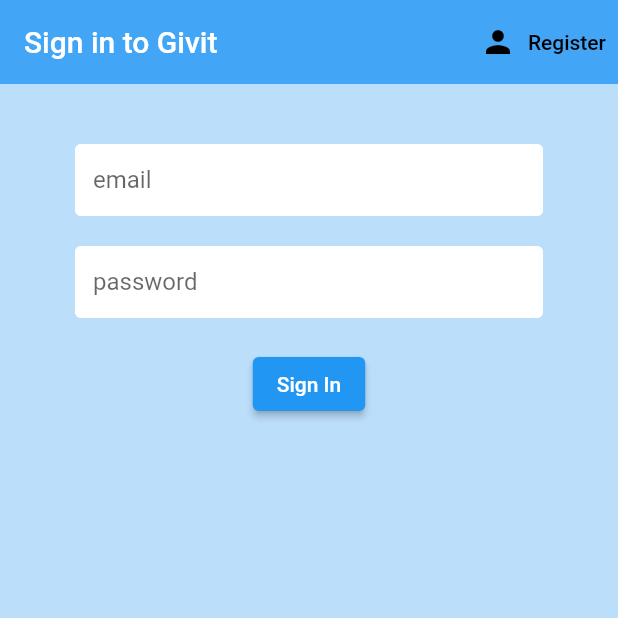
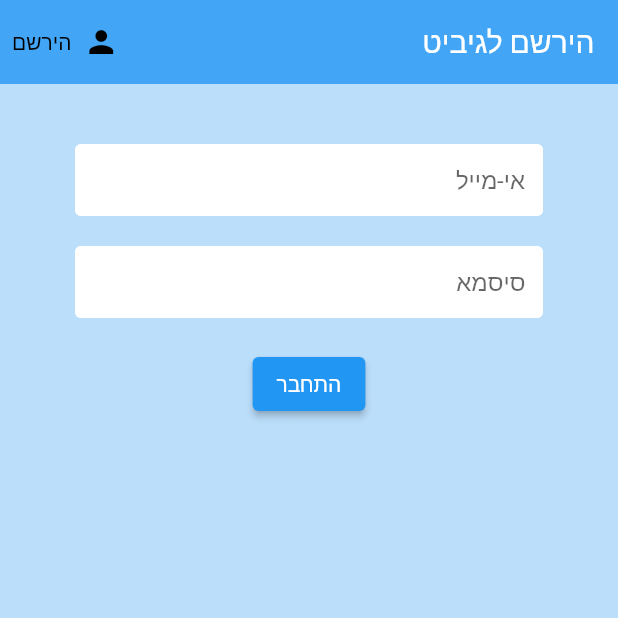
Before and after one commit to OmriColberg/GivitApp, a Flutter app: the screen it shows after launch, on a phone screen of 412 x 824 dp, the top half of it. Run offline on Flutter 3.47's test engine with Material 2 defaults, Android fonts, the light colour scheme and no system bars; our stand-ins replace cloud_firestore, firebase_auth, firebase_core, flutter_spinkit, flutter_svg, get_it and 1 more; accounts and stored records are empty.

Commit message:
enable hebrew

```diff
--- a/lib/admin_feature/presentation/pages/add_product_page.dart
+++ b/lib/admin_feature/presentation/pages/add_product_page.dart
@@ -1,7 +1,6 @@
 import 'package:flutter/material.dart';
 import 'package:givit_app/core/models/givit_user.dart';
 import 'package:givit_app/core/shared/constant.dart';
-import 'package:givit_app/core/shared/loading.dart';
 import 'package:givit_app/services/database.dart';
 import 'package:provider/provider.dart';
 
--- a/lib/admin_feature/presentation/pages/add_transport_page.dart
+++ b/lib/admin_feature/presentation/pages/add_transport_page.dart
@@ -3,7 +3,6 @@
 import 'package:givit_app/core/models/product.dart';
 import 'package:givit_app/core/shared/assign_card_product.dart';
 import 'package:givit_app/core/shared/constant.dart';
-import 'package:givit_app/core/shared/loading.dart';
 import 'package:givit_app/services/database.dart';
 import 'package:multi_select_flutter/multi_select_flutter.dart';
 import 'package:provider/provider.dart';
--- a/lib/admin_feature/presentation/pages/admin_page.dart
+++ b/lib/admin_feature/presentation/pages/admin_page.dart
@@ -29,7 +29,7 @@
       stream: db.userData,
       builder: (context, snapshotGivitUser) {
         if (snapshotGivitUser.hasError) {
-          return Text('Something went wrong');
+          return Text('אירעה תקלה, נא לפנות למנהלים');
         }
 
         if (snapshotGivitUser.connectionState == ConnectionState.waiting) {
@@ -41,7 +41,7 @@
           stream: db.producstData,
           builder: (context, snapshotProduct) {
             if (snapshotProduct.hasError) {
-              return Text('Something went wrong');
+              return Text('אירעה תקלה, נא לפנות למנהלים');
             }
 
             if (snapshotProduct.connectionState == ConnectionState.waiting) {
@@ -114,7 +114,7 @@
                       stream: db.transportsData,
                       builder: (context, snapshotTransport) {
                         if (snapshotTransport.hasError) {
-                          return Text('Something went wrong');
+                          return Text('אירעה תקלה, נא לפנות למנהלים');
                         }
 
                         if (snapshotTransport.connectionState ==
--- a/lib/core/shared/assign_card_transport.dart
+++ b/lib/core/shared/assign_card_transport.dart
@@ -39,7 +39,7 @@
       stream: db.usersData,
       builder: (context, snapshotUsers) {
         if (snapshotUsers.hasError) {
-          return Text('Something went wrong');
+          return Text('אירעה תקלה, נא לפנות למנהלים');
         }
 
         if (snapshotUsers.connectionState == ConnectionState.waiting) {
@@ -50,7 +50,7 @@
           stream: db.producstData,
           builder: (context, snapshotProduct) {
             if (snapshotProduct.hasError) {
-              return Text('Something went wrong');
+              return Text('אירעה תקלה, נא לפנות למנהלים');
             }
 
             if (snapshotProduct.connectionState == ConnectionState.waiting) {
--- a/lib/givit_app.dart
+++ b/lib/givit_app.dart
@@ -4,6 +4,7 @@
 import 'package:givit_app/services/auth.dart';
 import 'package:provider/provider.dart';
 import 'core/models/givit_user.dart';
+import 'package:flutter_localizations/flutter_localizations.dart';
 
 class GivitApp extends StatelessWidget {
   @override
@@ -16,6 +17,16 @@
         value: AuthService().user,
         initialData: GivitUser(),
         child: MaterialApp(
+          localizationsDelegates: const [
+            GlobalMaterialLocalizations.delegate,
+            GlobalWidgetsLocalizations.delegate,
+            GlobalCupertinoLocalizations.delegate,
+          ],
+          supportedLocales: const [
+            Locale('en', 'US'),
+            Locale('he', 'IL'),
+          ],
+          locale: Locale('he', 'IL'),
           home: Wrapper(),
         ),
       ),
--- a/lib/givit_community_feature/givit_community_page.dart
+++ b/lib/givit_community_feature/givit_community_page.dart
@@ -15,7 +15,7 @@
       stream: db.transportsData,
       builder: (context, snapshotTransport) {
         if (snapshotTransport.hasError) {
-          return Text('Something went wrong');
+          return Text('אירעה תקלה, נא לפנות למנהלים');
         }
 
         if (snapshotTransport.connectionState == ConnectionState.waiting) {
--- a/lib/login_feature/presentation/pages/login_page.dart
+++ b/lib/login_feature/presentation/pages/login_page.dart
@@ -17,7 +17,6 @@
   String error = '';
   bool loading = false;
 
-  // text field state
   String email = '';
   String password = '';
 
@@ -31,7 +30,7 @@
               appBar: AppBar(
                 backgroundColor: Colors.blue[400],
                 elevation: 0.0,
-                title: Text('Sign in to Givit'),
+                title: Text('הירשם לגיביט'),
                 actions: <Widget>[
                   TextButton.icon(
                     icon: Icon(
@@ -39,7 +38,7 @@
                       color: Colors.black,
                     ),
                     label: Text(
-                      'Register',
+                      'הירשם',
                       style: TextStyle(color: Colors.black),
                     ),
                     onPressed: () => widget.toggleView(),
@@ -55,9 +54,9 @@
                       SizedBox(height: 20.0),
                       TextFormField(
                         decoration:
-                            textInputDecoration.copyWith(hintText: 'email'),
+                            textInputDecoration.copyWith(hintText: 'אי-מייל'),
                         validator: (val) =>
-                            val!.isEmpty ? 'Enter an email' : null,
+                            val!.isEmpty ? 'הכנס אי-מייל' : null,
                         onChanged: (val) {
                           setState(() => email = val);
                         },
@@ -66,9 +65,9 @@
                       TextFormField(
                         obscureText: true,
                         decoration:
-                            textInputDecoration.copyWith(hintText: 'password'),
+                            textInputDecoration.copyWith(hintText: 'סיסמא'),
                         validator: (val) => val!.length < 6
-                            ? 'Enter a password 6+ characters long'
+                            ? 'הכנס סיסמא באורך של לפחות 6 תווים'
                             : null,
                         onChanged: (val) {
                           setState(() => password = val);
@@ -77,7 +76,7 @@
                       SizedBox(height: 20.0),
                       ElevatedButton(
                           child: Text(
-                            'Sign In',
+                            'התחבר',
                             style: TextStyle(color: Colors.white),
                           ),
                           onPressed: () async {
@@ -89,7 +88,7 @@
                                 setState(() {
                                   loading = false;
                                   error =
-                                      'Could not sign in with those credentials';
+                                      'לא ניתן להתחבר עם אמצעי הזיהוי שסופקו';
                                 });
                               }
                             }
--- a/lib/login_feature/presentation/pages/register_page.dart
+++ b/lib/login_feature/presentation/pages/register_page.dart
@@ -33,7 +33,7 @@
               appBar: AppBar(
                 backgroundColor: Colors.blue[400],
                 elevation: 0.0,
-                title: Text('Register to Givit'),
+                title: Text('הירשם לגיביט'),
                 actions: <Widget>[
                   TextButton.icon(
                     icon: Icon(
@@ -41,7 +41,7 @@
                       color: Colors.black,
                     ),
                     label: Text(
-                      'Sign In',
+                      'התחבר',
                       style: TextStyle(color: Colors.black),
                     ),
                     onPressed: () => widget.toggleView(),
@@ -57,9 +57,9 @@
                       SizedBox(height: 20.0),
                       TextFormField(
                         decoration:
-                            textInputDecoration.copyWith(hintText: 'email'),
+                            textInputDecoration.copyWith(hintText: 'אי-מייל'),
                         validator: (val) =>
-                            val!.isEmpty ? 'Enter an email' : null,
+                            val!.isEmpty ? 'הכנס/י אי-מייל' : null,
                         onChanged: (val) {
                           setState(() => email = val);
                         },
@@ -67,10 +67,10 @@
                       SizedBox(height: 20.0),
                       TextFormField(
                         decoration:
-                            textInputDecoration.copyWith(hintText: 'password'),
+                            textInputDecoration.copyWith(hintText: 'סיסמא'),
                         obscureText: true,
                         validator: (val) => val!.length < 6
-                            ? 'Enter a password 6+ characters long'
+                            ? 'הכנס סיסמא באורך של לפחות 6 תווים'
                             : null,
                         onChanged: (val) {
                           setState(() => password = val);
@@ -78,8 +78,8 @@
                       ),
                       SizedBox(height: 20.0),
                       TextFormField(
-                        decoration:
-                            textInputDecoration.copyWith(hintText: 'Full Name'),
+                        decoration: textInputDecoration.copyWith(
+                            hintText: 'שם פרטי ומשפחה'),
                         onChanged: (val) {
                           setState(() => fullName = val);
                         },
@@ -87,9 +87,9 @@
                       SizedBox(height: 20.0),
                       TextFormField(
                         decoration: textInputDecoration.copyWith(
-                            hintText: 'Phone Number'),
+                            hintText: 'מספר טלפון'),
                         validator: (val) => val!.length != 10
-                            ? "Enter a valid phone number"
+                            ? "נא להכניס מספר טלפון חוקי, בעל 10 ספרות ללא מקף"
                             : null,
                         onChanged: (val) {
                           setState(() => phoneNumber = int.parse(val));
@@ -98,7 +98,7 @@
                       SizedBox(height: 20.0),
                       ElevatedButton(
                         child: Text(
-                          'Register',
+                          'הירשם',
                           style: TextStyle(color: Colors.white),
                         ),
                         onPressed: () async {
@@ -110,7 +110,7 @@
                             if (result == null) {
                               setState(() {
                                 loading = false;
-                                error = 'Please supply a valid email';
+                                error = 'נא לספק אי-מייל חוקי';
                               });
                             }
                           }
--- a/lib/main_menu_feature/presentation/pages/main_menu_admin.dart
+++ b/lib/main_menu_feature/presentation/pages/main_menu_admin.dart
@@ -36,7 +36,7 @@
                     color: Colors.black,
                   ),
                   label: Text(
-                    'logout',
+                    'התנתק',
                     style: TextStyle(color: Colors.black),
                   ),
                   onPressed: () async {
--- a/lib/main_menu_feature/presentation/pages/main_menu_user.dart
+++ b/lib/main_menu_feature/presentation/pages/main_menu_user.dart
@@ -35,7 +35,7 @@
                     color: Colors.black,
                   ),
                   label: Text(
-                    'logout',
+                    'התנתק',
                     style: TextStyle(color: Colors.black),
                   ),
                   onPressed: () async {
--- a/lib/main_page_feature/presentation/pages/main_page.dart
+++ b/lib/main_page_feature/presentation/pages/main_page.dart
@@ -35,7 +35,7 @@
           stream: db.producstData,
           builder: (context, snapshotProduct) {
             if (snapshotProduct.hasError) {
-              return Text('Something went wrong');
+              return Text('אירעה תקלה, נא לפנות למנהלים');
             }
 
             if (snapshotProduct.connectionState == ConnectionState.waiting) {
@@ -46,7 +46,7 @@
               stream: db.transportsData,
               builder: (context, snapshotTransport) {
                 if (snapshotTransport.hasError) {
-                  return Text('Something went wrong');
+                  return Text('אירעה תקלה, נא לפנות למנהלים');
                 }
 
                 if (snapshotTransport.connectionState ==
--- a/lib/profile_page_feature/presentation/pages/edit_profile_page.dart
+++ b/lib/profile_page_feature/presentation/pages/edit_profile_page.dart
@@ -22,7 +22,6 @@
   final FocusNode myFocusNode = FocusNode();
   final TextEditingController fullNameController = TextEditingController();
   final TextEditingController emailController = TextEditingController();
-  final TextEditingController passwordController = TextEditingController();
   final TextEditingController phoneNumberController = TextEditingController();
   final Size size;
 
@@ -30,7 +29,6 @@
 
   @override
   void initState() {
-    // TODO: implement initState
     super.initState();
   }
 
@@ -136,7 +134,7 @@
                                           mainAxisSize: MainAxisSize.min,
                                           children: <Widget>[
                                             Text(
-                                              'Personal Information',
+                                              'פרטיים אישיים',
                                               style: TextStyle(
                                                   fontSize: 18.0,
                                                   fontWeight: FontWeight.bold),
@@ -155,27 +153,20 @@
                                         )
                                       ],
                                     )),
-                                SubTitlePersonalArea(title: 'Name'),
+                                SubTitlePersonalArea(title: 'שם פרטי ומשפחה'),
                                 ParamInfoPersonalArea(
                                     controller: fullNameController,
                                     paramInfo: givitUser!.fullName,
                                     obscure: false,
                                     status: _status),
-                                SubTitlePersonalArea(title: 'Email'),
+                                SubTitlePersonalArea(title: 'אי-מייל'),
                                 ParamInfoPersonalArea(
                                   controller: emailController,
                                   paramInfo: givitUser.email,
                                   obscure: false,
                                   status: _status,
                                 ),
-                                SubTitlePersonalArea(title: 'Password'),
-                                ParamInfoPersonalArea(
-                                  controller: passwordController,
-                                  paramInfo: givitUser.password,
-                                  obscure: true,
-                                  status: _status,
-                                ),
-                                SubTitlePersonalArea(title: 'Phone Number'),
+                                SubTitlePersonalArea(title: 'מספר טלפון'),
                                 ParamInfoPersonalArea(
                                   controller: phoneNumberController,
                                   paramInfo: givitUser.phoneNumber.toString(),
@@ -202,7 +193,6 @@
     // Clean up the controller when the Widget is disposed
     myFocusNode.dispose();
     emailController.dispose();
-    passwordController.dispose();
     phoneNumberController.dispose();
     fullNameController.dispose();
     super.dispose();
@@ -215,7 +205,7 @@
         mainAxisSize: MainAxisSize.max,
         mainAxisAlignment: MainAxisAlignment.start,
         children: <Widget>[
-          _saveCancelButton('Save', () async {
+          _saveCancelButton('שמור', () async {
             await db.updateGivitUserFields({
               'Email': emailController.text == ''
                   ? givitUser.email
@@ -223,9 +213,6 @@
               'Full Name': fullNameController.text == ''
                   ? givitUser.fullName
                   : fullNameController.text,
-              'Password': passwordController.text == ''
-                  ? givitUser.password
-                  : passwordController.text,
               'Phone Number': phoneNumberController.text == ''
                   ? givitUser.phoneNumber
                   : int.parse(phoneNumberController.text),
@@ -235,7 +222,7 @@
               FocusScope.of(context).requestFocus(FocusNode());
             });
           }),
-          _saveCancelButton('Cancel', () {
+          _saveCancelButton('בטל', () {
             setState(() {
               _status = true;
               FocusScope.of(context).requestFocus(FocusNode());
--- a/lib/profile_page_feature/presentation/pages/product_found_form.dart
+++ b/lib/profile_page_feature/presentation/pages/product_found_form.dart
@@ -2,7 +2,6 @@
 import 'package:givit_app/core/models/givit_user.dart';
 import 'package:givit_app/core/models/product.dart';
 import 'package:givit_app/core/shared/constant.dart';
-import 'package:givit_app/core/shared/loading.dart';
 import 'package:givit_app/services/database.dart';
 import 'package:provider/provider.dart';
 
```
Also changed, not shown: lib/profile_page_feature/presentation/pages/profile_page.dart (+11 -11 lines), pubspec.yaml (+10 -1 lines), lib/core/assets/givit_logo.png (added), pubspec.lock, 21 other files.
